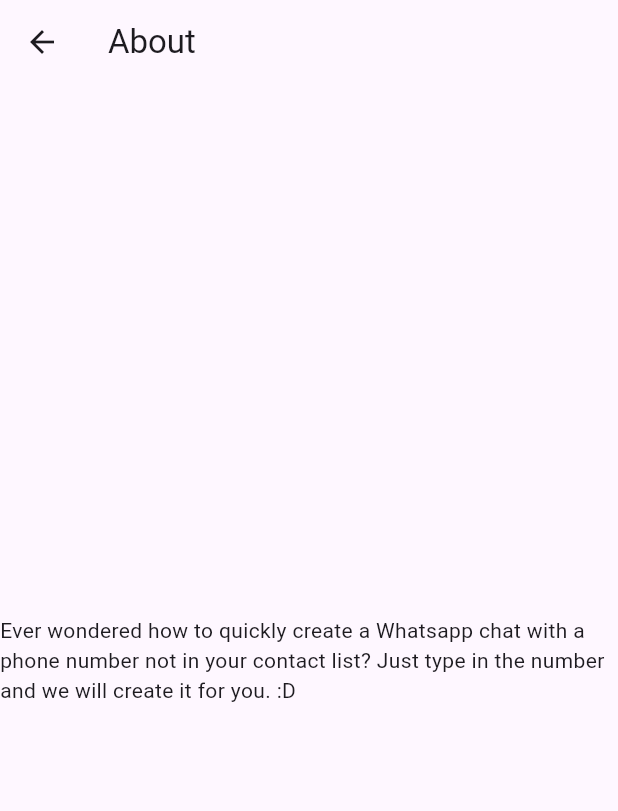
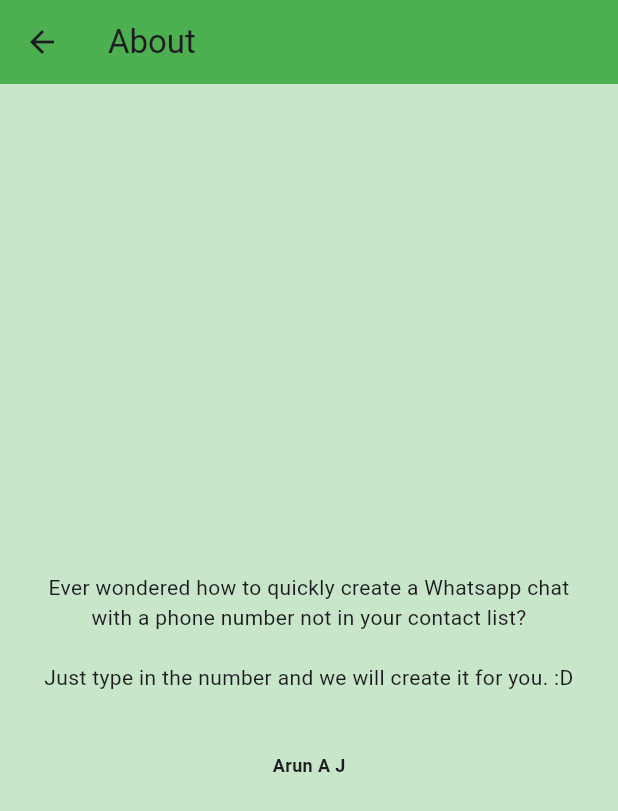
Before and after one commit to arun07aj/wameapp, a Flutter app: the AboutPage screen opened directly, on a phone screen of 412 x 824 dp. Shown: the top 811 px of the screen. Run offline on Flutter 3.47's test engine with Material 3 defaults, Android fonts, the phone set to English and light mode, and no system bars.

Commit message:
design changes and added about page functionality

```diff
--- a/lib/widgets/about_page.dart
+++ b/lib/widgets/about_page.dart
@@ -1,15 +1,45 @@
 import 'package:flutter/material.dart';
 
 class AboutPage extends StatelessWidget {
+  const AboutPage({super.key});
+
   @override
   Widget build(BuildContext context) {
     return Scaffold(
-      appBar: AppBar(
-        title: Text('About'),
-      ),
-      body: Center(
-        child: Text('Ever wondered how to quickly create a Whatsapp chat with a phone number not in your contact list? Just type in the number and we will create it for you. :D'),
-      ),
-    );
+        appBar: AppBar(
+          title: const Text('About'),
+          backgroundColor: Colors.green,
+          leading: IconButton(
+            icon: const Icon(Icons.arrow_back),
+            onPressed: () {
+              // Navigate back to the previous screen
+              Navigator.pop(context);
+            },
+          ),
+        ),
+        backgroundColor: Colors.green.shade100,
+        body: Column(
+          mainAxisAlignment: MainAxisAlignment.center,
+          children: [
+            Container(
+              padding: const EdgeInsets.all(20.0),
+              child: const Text(
+                'Ever wondered how to quickly create a Whatsapp chat with a phone number not in your contact list?\n\nJust type in the number and we will create it for you. :D',
+                textAlign: TextAlign.center,
+                style: TextStyle(
+                  fontSize: 14,
+                ),
+              ),
+            ),
+            const SizedBox(height: 20),
+            const Text(
+              'Arun A J',
+              style: TextStyle(
+                fontSize: 12,
+                fontWeight: FontWeight.bold,
+              ),
+            ),
+          ],
+        ));
   }
 }
```
Also changed, not shown: lib/main.dart (+5 -19 lines), lib/widgets/home_page.dart (added, +26 -0 lines), lib/widgets/whatsapp_form.dart (+18 -9 lines).
